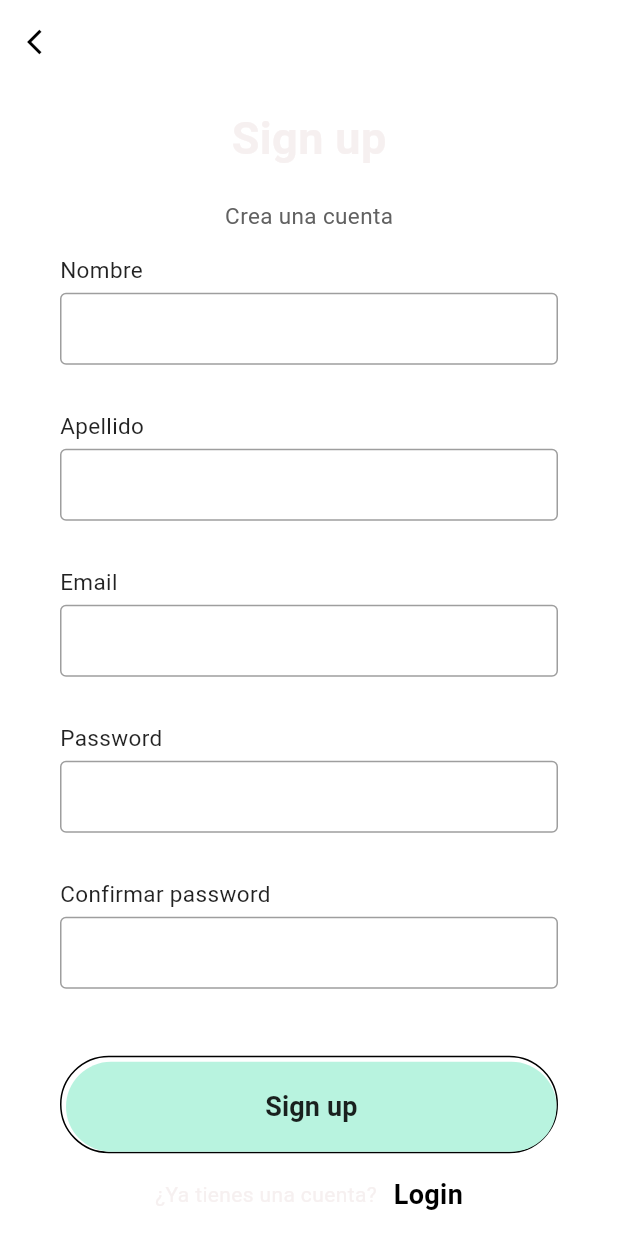
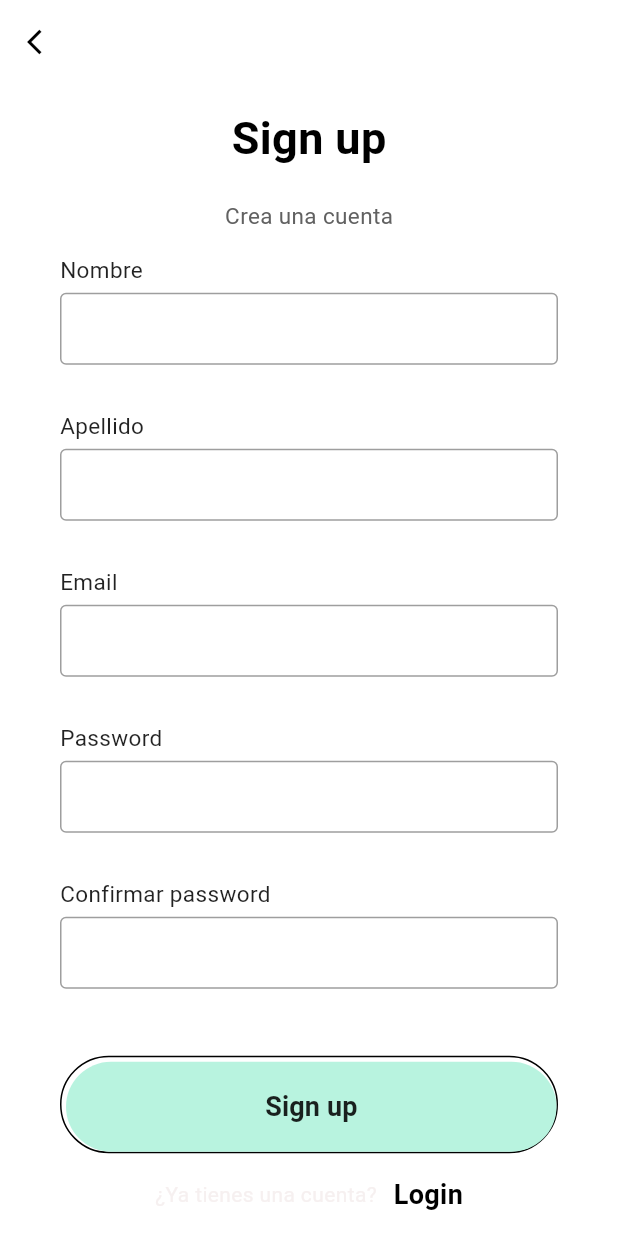
Before and after one commit to valrmzl/ProyectoMovilesVNS, a Flutter app: the CreateAccount screen opened directly, on a phone screen of 412 x 824 dp. Run offline on Flutter 3.47's test engine with Material 2 defaults, Android fonts, the phone set to English and light mode, and no system bars; our stand-ins replace bloc, carousel_slider, cloud_firestore, equatable, firebase_auth, firebase_core and 3 more; accounts and stored records are empty.

Commit message:
[Fix] Register Gray color fixed

```diff
--- a/lib/Screens/create_account.dart
+++ b/lib/Screens/create_account.dart
@@ -88,7 +88,7 @@ class _CreateAccountState extends State<CreateAccount> {
                       Text(
                         "Sign up",
                         style: TextStyle(
-                            fontSize: 30, fontWeight: FontWeight.bold),
+                            fontSize: 30, fontWeight: FontWeight.bold, color: Colors.black),
                       ),
                       SizedBox(
                         height: 20,
@@ -194,6 +194,7 @@ class _CreateAccountState extends State<CreateAccount> {
         TextField(
           controller: controller,
           obscureText: obscureText,
+            style: TextStyle(color: Colors.black),
           decoration: InputDecoration(
             contentPadding:
                 EdgeInsets.symmetric(vertical: 0, horizontal: 10),
```
